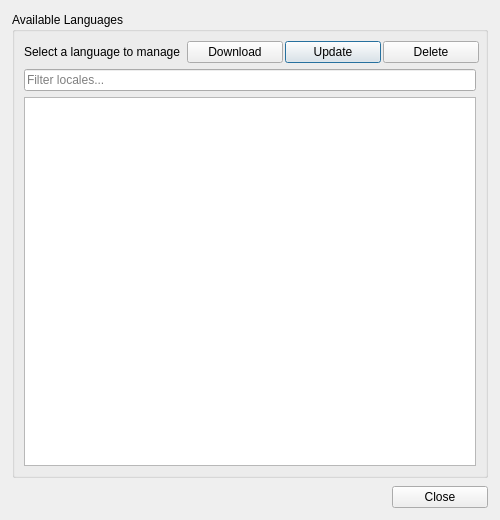
Qt form core/ui/admin/admin_i18n_languages.ui (Giswater/giswater_qgis_plugin) before a commit.
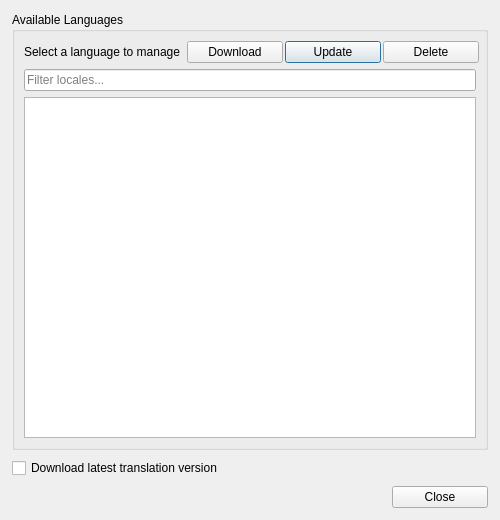
The same form after that commit.

Commit message: feat(i18n_languages): handle version language options for advanced users

What changed in the file:
```diff
--- a/core/ui/admin/admin_i18n_languages.ui
+++ b/core/ui/admin/admin_i18n_languages.ui
@@ -146,6 +146,16 @@
      </layout>
     </widget>
    </item>
+   <item>
+    <widget class="QCheckBox" name="chk_download_latest">
+     <property name="toolTip">
+      <string>Download translations from the latest published version instead of the version matched to this plugin. For advanced users only.</string>
+     </property>
+     <property name="text">
+      <string>Download latest translation version</string>
+     </property>
+    </widget>
+   </item>
    <item>
     <layout class="QGridLayout" name="lyt_buttons">
      <item row="0" column="1">
```
The commit also changes 1 other file.
